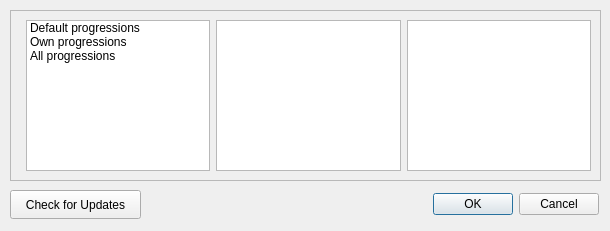
First picture: the form in improviser/qtGUI/browser.ui, repository bspaans/improviser, before the edit.
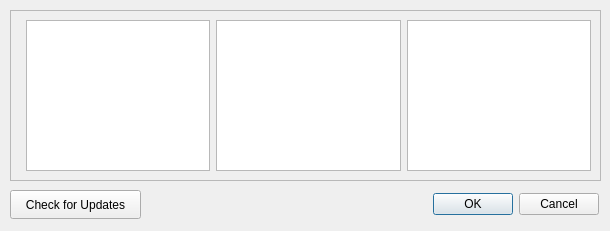
Second picture: the form after the edit.

Commit message: Last enhancements to browser class

The edit to the form file:
```diff
--- a/improviser/qtGUI/browser.ui
+++ b/improviser/qtGUI/browser.ui
@@ -44,23 +44,7 @@
       <number>6</number>
      </property>
      <item>
-      <widget class="QListWidget" name="authors" >
-       <item>
-        <property name="text" >
-         <string>Default progressions</string>
-        </property>
-       </item>
-       <item>
-        <property name="text" >
-         <string>Own progressions</string>
-        </property>
-       </item>
-       <item>
-        <property name="text" >
-         <string>All progressions</string>
-        </property>
-       </item>
-      </widget>
+      <widget class="QListWidget" name="authors" />
      </item>
      <item>
       <widget class="QListWidget" name="content" />
```
The commit also changes 3 other files.
